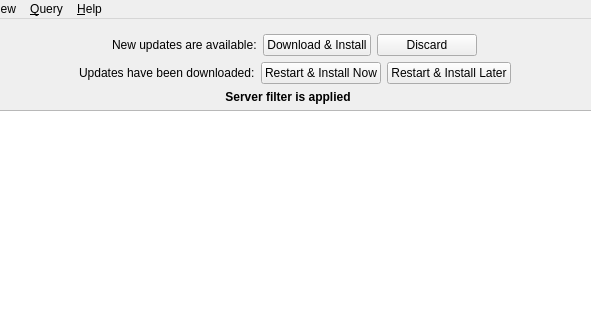
This is src/core/gui/mainwindow.ui in DoomseekerTeam/Doomseeker as Qt 5 draws it before an edit; both pictures show x 110 to 701 and y 0 to 320 of the 796 by 600 pixel window. The edited form follows.
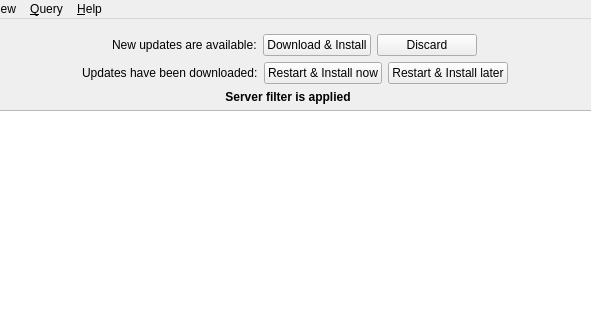
This is the edited form. Icons and pictures are not drawn. Custom widgets are drawn as their Qt base class.

```diff
--- a/src/core/gui/mainwindow.ui
+++ b/src/core/gui/mainwindow.ui
@@ -201,7 +201,7 @@
           </size>
          </property>
          <property name="text">
-          <string>Restart &amp;&amp; Install Now</string>
+          <string>Restart &amp;&amp; Install now</string>
          </property>
         </widget>
        </item>
@@ -220,7 +220,7 @@
           </size>
          </property>
          <property name="text">
-          <string>Restart &amp;&amp; Install Later</string>
+          <string>Restart &amp;&amp; Install later</string>
          </property>
         </widget>
        </item>
```
